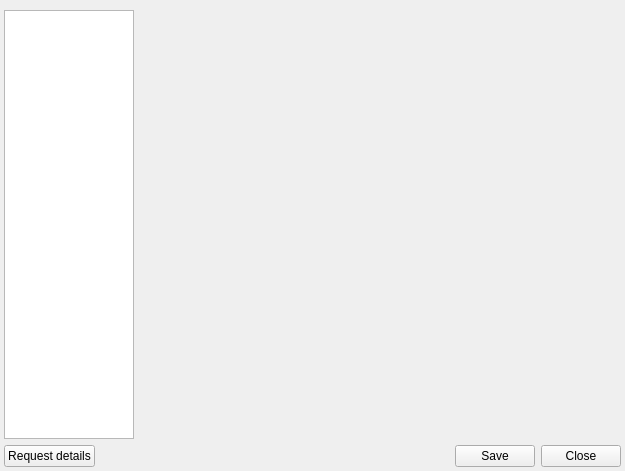
Before: the Qt Designer form core/src/corelayers/contactinfo/userinformation.ui in euroelessar/qutim, drawn with Qt 5.
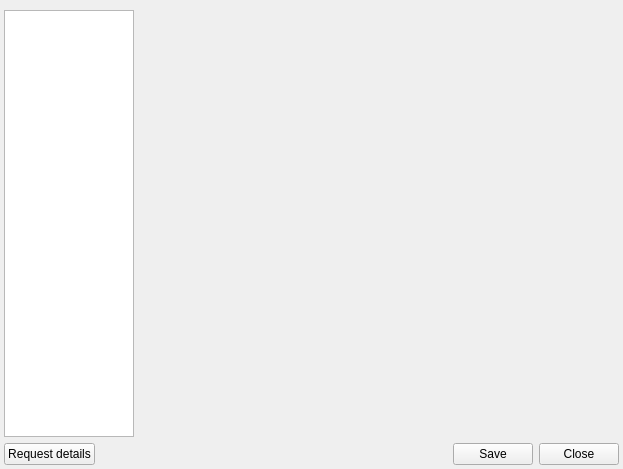
After: the same form once the commit is applied. Icons and pictures are not drawn.

What changed in the file:
```diff
--- a/core/src/corelayers/contactinfo/userinformation.ui
+++ b/core/src/corelayers/contactinfo/userinformation.ui
@@ -6,8 +6,8 @@
    <rect>
     <x>0</x>
     <y>0</y>
-    <width>625</width>
-    <height>471</height>
+    <width>623</width>
+    <height>469</height>
    </rect>
   </property>
   <property name="windowTitle">
```
